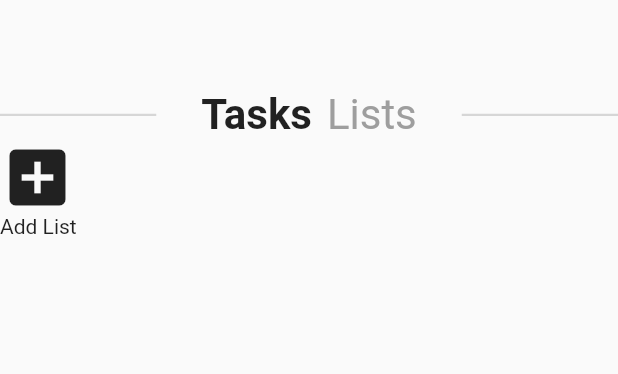
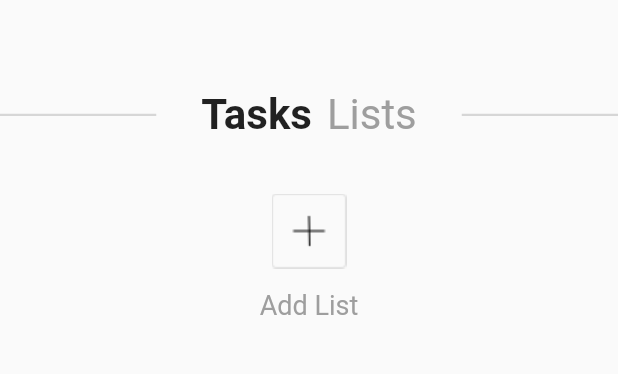
Before and after one commit to Foolment/modo, a Flutter app: the screen it shows after launch, on a phone screen of 412 x 824 dp, the part 252-626 px from its top. Run offline on Flutter 3.47's test engine with Material 2 defaults, Android fonts, the phone set to English and light mode, and no system bars.

Commit message:
add add-todo-icon

```diff
--- a/lib/widget/line.dart
+++ b/lib/widget/line.dart
@@ -12,7 +12,6 @@ class LinePainter extends CustomPainter {
 
   @override
   void paint(Canvas canvas, Size size) {
-    print('size.width=${size.width},size.height=${size.height}');
     Path path = Path();
     path.moveTo(0, size.height / 2);
     path.lineTo(size.width, size.height / 2);
--- a/lib/widget/task-list-page.dart
+++ b/lib/widget/task-list-page.dart
@@ -38,8 +38,15 @@ class TaskListPage extends StatelessWidget {
                 ),
               ],
             ),
-            Icon(Icons.add_box, size: 50),
-            Text('Add List'),
+            Container(
+              margin: const EdgeInsets.only(top: 36, bottom: 14),
+              alignment: Alignment.center,
+              child: Image.asset('assets/images/ic_add_todo.png'),
+            ),
+            Container(
+                alignment: Alignment.center,
+                child: Text('Add List',
+                    style: TextStyle(color: Colors.grey[500], fontSize: 18))),
           ],
         ));
   }
--- a/pubspec.yaml
+++ b/pubspec.yaml
@@ -19,3 +19,4 @@ flutter:
   uses-material-design: true
   assets:
     - assets/images/logo.png
+    - assets/images/ic_add_todo.png
```
Also changed, not shown: assets/images/ic_add_todo.png (added), 1 other file.
